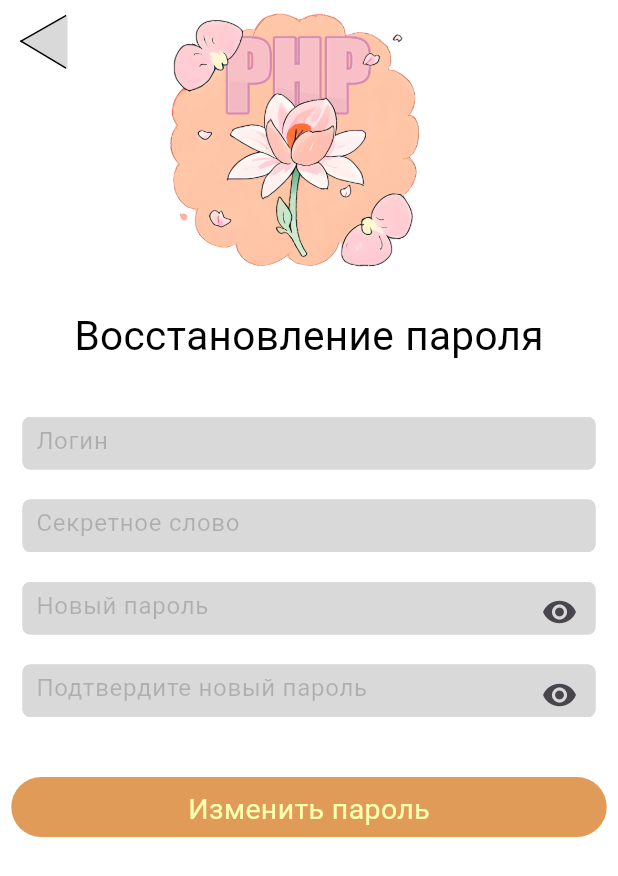
After one commit to Rewqa1/ParentHelperPro-frontend, a Flutter app: the screen it shows after launch, after a tap on "Забыли пароль?", on a phone screen of 412 x 824 dp. The commit adds this screen. Shown: the top 876 px of the screen. Run offline on Flutter 3.47's test engine with Material 3 defaults, Android fonts, the light colour scheme and no system bars; our stand-ins replace flutter_svg, shared_preferences; missing offline and left inert: appmetrica_plugin; network calls fail; project files that could hold a hidden picture were left out.

Commit message:
Merge remote-tracking branch 'PHP/master' into feature

```diff
--- /dev/null
+++ b/lib/Pages/Login/ForgotPasswordPage.dart
@@ -0,0 +1,163 @@
+import 'dart:convert';
+import 'package:flutter/material.dart';
+import 'package:http/http.dart' as http;
+import 'package:shared_preferences/shared_preferences.dart';
+import 'package:appmetrica_plugin/appmetrica_plugin.dart';
+import 'package:PHelperPro/components/icon.dart';
+import 'package:PHelperPro/components/login_reg_textfield.dart';
+import 'package:PHelperPro/components/registration_button.dart';
+import 'package:PHelperPro/djangoRequest.dart';
+import 'package:PHelperPro/Pages/Login/LoginPage.dart';
+
+class ForgotPasswordPage extends StatelessWidget {
+  ForgotPasswordPage({super.key});
+  final usernameController = TextEditingController();
+  final secretWordController = TextEditingController();
+  final newPasswordController = TextEditingController();
+  final confirmNewPasswordController = TextEditingController();
+
+  Future<void> updateUserPassword(BuildContext context) async {
+    final username = usernameController.text;
+    final secretWord = secretWordController.text;
+    final newPassword = newPasswordController.text;
+    final confirmNewPassword = confirmNewPasswordController.text;
+
+    try {
+      if (await passwordReset(username, secretWord, newPassword, confirmNewPassword)) {
+        _showSuccessDialog(context, 'Пароль успешно изменен');
+      } else {
+        _showErrorDialog(context, 'Не удалось изменить пароль, проверьте введенные данные и попробуйте снова');
+      }
+    } catch (e) {
+      _showErrorDialog(context, 'Произошла ошибка, попробуйте снова');
+    }
+  }
+
+  void _showSuccessDialog(BuildContext context, String message) {
+    showDialog(
+      context: context,
+      builder: (ctx) => AlertDialog(
+        title: Text('Успешное изменение пароля'),
+        content: Text(message),
+        actions: <Widget>[
+          TextButton(
+            child: Text('ОК'),
+            onPressed: () {
+              Navigator.of(ctx).pop();
+              Navigator.of(context).pushReplacement(
+                MaterialPageRoute(builder: (_) => LoginPage()),
+              );
+            },
+          )
+        ],
+      ),
+    );
+  }
+
+  void _showErrorDialog(BuildContext context, String message) {
+    showDialog(
+      context: context,
+      builder: (ctx) => AlertDialog(
+        title: Text('Ошибка'),
+        content: Text(message),
+        actions: <Widget>[
+          TextButton(
+            child: Text('ОК'),
+            onPressed: () {
+              Navigator.of(ctx).pop();
+            },
+          )
+        ],
+      ),
+    );
+  }
+
+  @override
+  Widget build(BuildContext context) {
+    return Scaffold(
+      backgroundColor: Colors.white,
+      body: SafeArea(
+        child: GestureDetector(
+          onTap: (){
+            FocusScope.of(context).unfocus();
+          },
+        child: SingleChildScrollView(
+          reverse: true,
+          child: Column(
+            mainAxisAlignment: MainAxisAlignment.spaceBetween,
+            children: [
+              Row(
+                crossAxisAlignment: CrossAxisAlignment.start,
+                children: [
+                  SizedBox(width: 5,),
+                  IconButton(
+                    icon: backArrowIcon,
+                    onPressed: () {
+                      AppMetrica.reportEvent('ForgotPasswordPageBackToLoginPage');
+                      Navigator.pop(context);
+                    },
+                  ),
+                  SizedBox(width: 17,),
+                  Container(
+                    width: 208,
+                    height: 189,
+                    child: Center(
+                      child: Image.asset(
+                        'assets/logo.png',
+                        width: 208,
+                        height: 189,
+                      ),
+                    ),
+                  ),
+                ],
+              ),
+              const SizedBox(height: 15),
+              Text(
+                'Восстановление пароля',
+                style: TextStyle(
+                  color: Color(0xFF000000),
+                  fontSize: 27,
+                  fontFamily: 'Montserrat',
+                ),
+              ),
+              const SizedBox(height: 35),
+              LoginTextField(
+                controller: usernameController,
+                hintText: 'Логин',
+                initialObscureText: false,
+              ),
+              const SizedBox(height: 20),
+              LoginTextField(
+                controller: secretWordController,
+                hintText: 'Секретное слово',
+                initialObscureText: false,
+              ),
+              const SizedBox(height: 20),
+              LoginTextField(
+                controller: newPasswordController,
+                hintText: 'Новый пароль',
+                initialObscureText: true,
+              ),
+              const SizedBox(height: 20),
+              LoginTextField(
+                controller: confirmNewPasswordController,
+                hintText: 'Подтвердите новый пароль',
+                initialObscureText: true,
+              ),
+
+              const SizedBox(height: 40),
+              RegButton(
+                text: 'Изменить пароль',
+                onTap: () {
+                  AppMetrica.reportEvent('ForgotPasswordButton');
+                  updateUserPassword(context);
+                },
+              ),
+            ],
+          ),
+        ),
+      ),
+      ),
+    );
+  }
+}
--- a/lib/Pages/Login/LoginPage.dart
+++ b/lib/Pages/Login/LoginPage.dart
@@ -8,7 +8,7 @@ import 'package:PHelperPro/components/login_reg_textfield.dart';
 import 'package:PHelperPro/components/login_button.dart';
 import 'package:PHelperPro/components/registration_button.dart';
 import 'package:PHelperPro/Pages/Login/RegisterPage.dart';
-
+import 'package:PHelperPro/Pages/Login/ForgotPasswordPage.dart';
 class LoginPage extends StatelessWidget {
   LoginPage({super.key});
 
@@ -133,11 +133,19 @@ class LoginPage extends StatelessWidget {
                   },
                 ),
                 const SizedBox(height: 20),
-                Text(
-                  'Забыли пароль?',
-                  style: TextStyle(
-                    color: Color(0xFF000000).withOpacity(0.5),
-                    fontSize: 15,
+                GestureDetector(
+                  onTap: () {
+                    Navigator.push(
+                      context,
+                      MaterialPageRoute(builder: (context) => ForgotPasswordPage()),
+                    );
+                  },
+                  child: Text(
+                    'Забыли пароль?',
+                    style: TextStyle(
+                      color: Color(0xFF000000).withOpacity(0.5),
+                      fontSize: 15,
+                    ),
                   ),
                 ),
               ],
--- a/lib/main.dart
+++ b/lib/main.dart
@@ -61,14 +61,14 @@ class MyApp extends StatelessWidget {
     );
   }
 
-  Future<bool> _checkLoginStatus() async {
+  Future<bool> _checkLoginStatus() async { //Возвращение false ведет к бесконечной загрузке
     final prefs = await SharedPreferences.getInstance();
     final accessToken = prefs.getString('accessToken');
     final refreshToken = prefs.getString('refreshToken');
 
     if (accessToken != null && refreshToken != null) {
       print('Tokens found: accessToken = $accessToken, refreshToken = $refreshToken');
-      final isValid = await djangoRequest.verifyToken(accessToken);
+      final isValid = await djangoRequest.verifyToken(accessToken); //Проверка токена
       if (!isValid) {
         print('Access token is not valid. Refreshing token...');
         try {
```
Also changed, not shown: lib/Pages/Categorys/CategorysPage.dart (+26 -7 lines), lib/Pages/Profile/ProfilePage.dart (+0 -28 lines), lib/Pages/Publications/PublicationPage.dart (+6 -7 lines), lib/Pages/Settings/SettingsPage.dart (+14 -0 lines), lib/djangoRequest.dart (+40 -0 lines), pubspec.lock.
